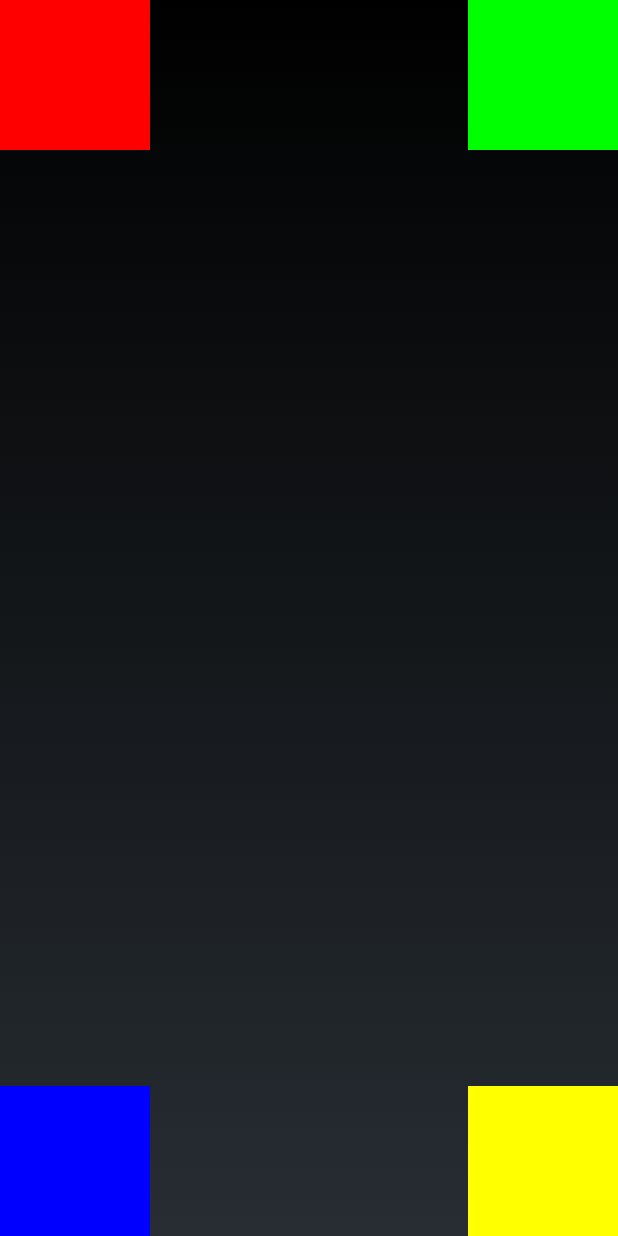
After one commit to erz05/sickmoves, an Android app: the layout button_layout.xml on its own in the app's theme, with its tools: preview values and no code run, on a phone screen of 412 x 824 dp. The commit adds this screen. Run offline under Robolectric (Android 15) with nearby library versions, the phone set to English and light mode, and no system bars.

Commit message:
added my character, and buttons

```diff
--- a/SickMoves/src/main/java/com/sickmoves/util/GameLoopThread.java
+++ b/SickMoves/src/main/java/com/sickmoves/util/GameLoopThread.java
@@ -8,7 +8,7 @@ import com.sickmoves.views.Game;
  * Created by erz on 12/10/13.
  */
 public class GameLoopThread extends Thread {
-    static final long FPS = 60;
+    static final long FPS = 8;
     private Game game;
     private boolean running = false;
 
--- /dev/null
+++ b/SickMoves/src/main/res/layout/button_layout.xml
@@ -0,0 +1,30 @@
+<?xml version="1.0" encoding="utf-8"?>
+<RelativeLayout xmlns:android="http://schemas.android.com/apk/res/android"
+    android:layout_width="match_parent"
+    android:layout_height="match_parent">
+
+    <ImageView android:id="@+id/red"
+        android:layout_width="100dp"
+        android:layout_height="100dp"
+        android:src="#FF0000"/>
+
+    <ImageView android:id="@+id/green"
+        android:layout_width="100dp"
+        android:layout_height="100dp"
+        android:src="#00FF00"
+        android:layout_alignParentRight="true"/>
+
+    <ImageView android:id="@+id/blue"
+        android:layout_width="100dp"
+        android:layout_height="100dp"
+        android:src="#0000FF"
+        android:layout_alignParentBottom="true"/>
+
+    <ImageView android:id="@+id/yellow"
+        android:layout_width="100dp"
+        android:layout_height="100dp"
+        android:src="#FFFF00"
+        android:layout_alignParentBottom="true"
+        android:layout_alignParentRight="true"/>
+
+</RelativeLayout>
```
Also changed, not shown: SickMoves/src/main/java/com/sickmoves/activities/MainActivity.java (+40 -1 lines), SickMoves/src/main/java/com/sickmoves/characters/Sprite.java (+9 -3 lines), SickMoves/src/main/java/com/sickmoves/views/Game.java (+22 -13 lines), SickMoves/src/main/res/layout/activity_main.xml (+39 -16 lines), SickMoves/src/main/res/layout/game_layout.xml (deleted, +0 -7 lines), SickMoves/src/main/res/drawable/sick.png (added), 2 other files.
